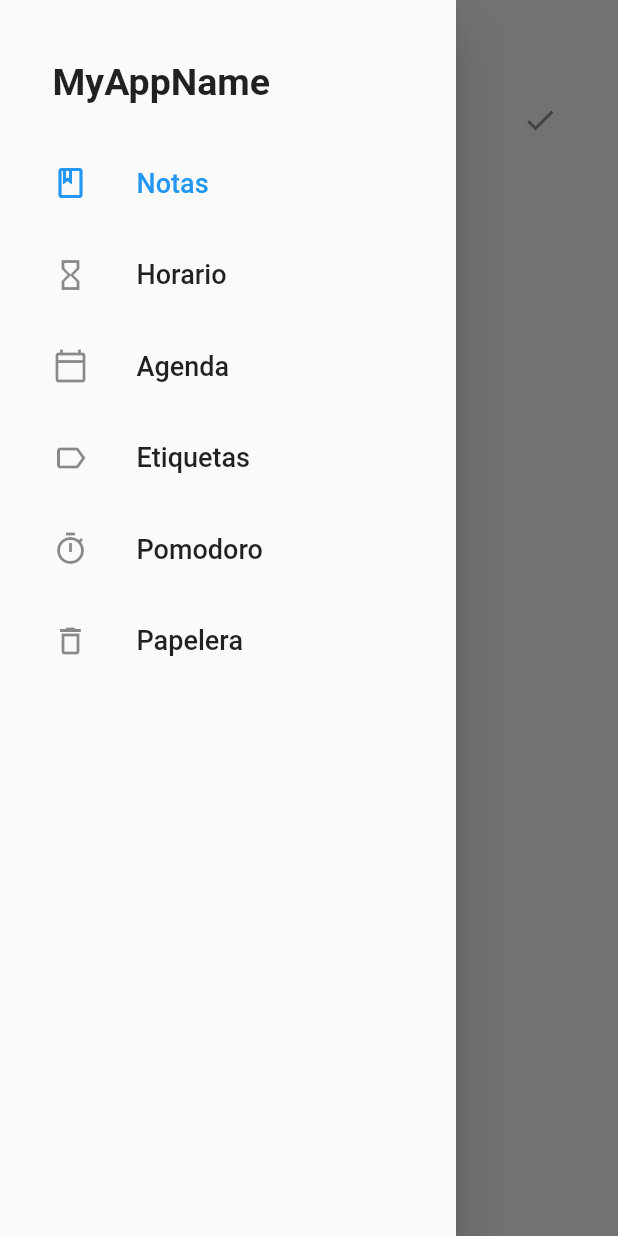
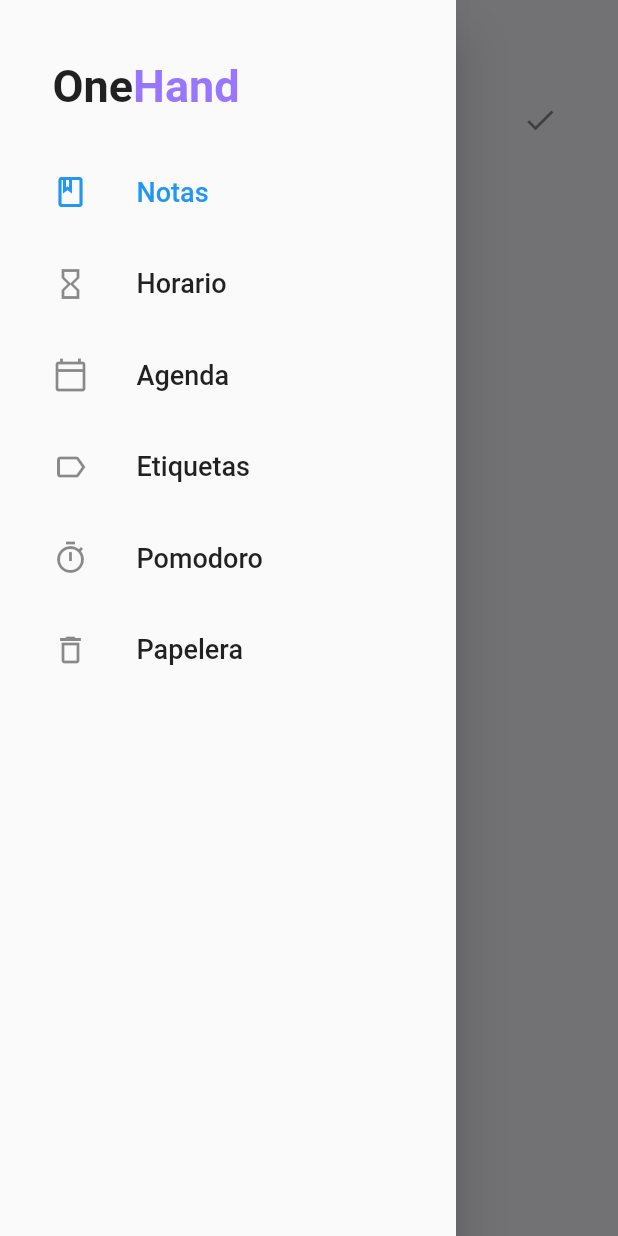
Before and after one commit to migue3210/tb_jam, a Flutter app: the LabelsScreen screen opened directly, with the side drawer open, on a phone screen of 412 x 824 dp. Run offline on Flutter 3.47's test engine with Material 2 defaults, Android fonts, the light colour scheme and no system bars; our stand-ins replace calendar_timeline, cloud_firestore, firebase_auth, firebase_core, google_fonts, google_sign_in; accounts and stored records are empty.

Commit message:
update primary color

```diff
--- a/lib/configurations/constants.dart
+++ b/lib/configurations/constants.dart
@@ -13,3 +13,5 @@
     return child;
   }
 }
+
+const kPrimaryColor = Color(0xff9976ff);
--- a/lib/drawer/drawer.dart
+++ b/lib/drawer/drawer.dart
@@ -1,5 +1,6 @@
 import 'package:flutter/material.dart';
 import 'package:google_fonts/google_fonts.dart';
+import 'package:tb_jam/configurations/constants.dart';
 import 'package:tb_jam/screens/deletedTask/deleted_task.dart';
 import 'package:tb_jam/screens/labels/labels_screen.dart';
 import 'package:tb_jam/screens/notes/notes_screen.dart';
@@ -43,11 +44,20 @@
           child: Column(
             crossAxisAlignment: CrossAxisAlignment.start,
             children: [
-              Text(
-                'MyAppName',
-                style: GoogleFonts.roboto(
-                    fontSize: 25, fontWeight: FontWeight.bold),
-              ),
+              Row(children: [
+                Text(
+                  'One',
+                  style: GoogleFonts.roboto(
+                      fontSize: 30, fontWeight: FontWeight.bold),
+                ),
+                Text(
+                  'Hand',
+                  style: GoogleFonts.roboto(
+                      fontSize: 30,
+                      fontWeight: FontWeight.bold,
+                      color: kPrimaryColor),
+                ),
+              ]),
               const SizedBox(height: 25),
               ListView.separated(
                 shrinkWrap: true,
@@ -60,7 +70,10 @@
                   return ListTile(
                     contentPadding: const EdgeInsets.all(0),
                     selected: _currentSelected == index ? true : false,
-                    title: Text(view.title),
+                    title: Text(
+                      view.title,
+                      style: GoogleFonts.roboto(fontWeight: FontWeight.w500),
+                    ),
                     leading: Icon(view.icon),
                     onTap: () {
                       Navigator.push(
--- a/lib/main.dart
+++ b/lib/main.dart
@@ -18,7 +18,7 @@
       onTap: () => FocusManager.instance.primaryFocus?.unfocus(),
       child: MaterialApp(
         debugShowCheckedModeBanner: false,
-        title: 'T&B JAM',
+        title: 'One Hand App',
         theme: theme(context),
         localizationsDelegates: const [
           GlobalMaterialLocalizations.delegate,
--- a/lib/screens/labels/components/body.dart
+++ b/lib/screens/labels/components/body.dart
@@ -1,4 +1,5 @@
 import 'package:cloud_firestore/cloud_firestore.dart';
+import 'package:firebase_auth/firebase_auth.dart';
 import 'package:flutter/material.dart';
 import 'package:tb_jam/configurations/constants.dart';
 
@@ -16,11 +17,17 @@
 
 class _BodyState extends State<Body> {
   TextEditingController label = TextEditingController();
-  CollectionReference ref = FirebaseFirestore.instance.collection('labels');
-  List listOfLabels = <Widget>[];
-  List controllers = <TextEditingController>[];
+  TextEditingController editLabel = TextEditingController();
+  CollectionReference ref = FirebaseFirestore.instance
+      .collection('users')
+      .doc((FirebaseAuth.instance.currentUser!).uid)
+      .collection('labels');
+  // List listOfLabels = <Widget>[];
+  // List controllers = <TextEditingController>[];
 
   final GlobalKey<FormState> _formKey = GlobalKey<FormState>();
+
+  bool isEditing = false;
 
   @override
   Widget build(BuildContext context) {
@@ -42,19 +49,18 @@
                   }
                 },
                 icon: IconButton(
-                    onPressed: addDataToDB, icon: const Icon(Icons.check)),
+                    focusColor: kPrimaryColor,
+                    onPressed: () {
+                      addDataToDB();
+                      label.clear();
+                    },
+                    icon: const Icon(
+                      Icons.check,
+                    )),
               ),
               StreamBuilder(
                 stream: ref.orderBy('createdAt', descending: true).snapshots(),
                 builder: (context, AsyncSnapshot<QuerySnapshot> snapshot) {
-                  @override
-                  void initState() {
-                    label = TextEditingController(
-                        text: widget.docToEdit!.get('title'));
-
-                    super.initState();
-                  }
-
                   if (snapshot.hasError) {
                     return const Center(child: Text('Algo ha salido mal'));
                   } else if (snapshot.connectionState ==
@@ -80,13 +86,27 @@
                           //     color: Colors.blue,
                           //   ),
                           // ),
-                          Text(data.docs[index]['label']),
+                          isEditing == false
+                              ? Text(data.docs[index]['label'])
+                              : Flexible(
+                                  child: CustomTextFormField(
+                                    controller: editLabel,
+                                  ),
+                                ),
                           const Spacer(),
+
                           IconButton(
-                            onPressed: () {},
-                            icon: const Icon(
-                              Icons.edit,
-                              color: Colors.blue,
+                            onPressed: () {
+                              // setState(() {
+                              //   isEditing = !isEditing;
+                              // });
+                              // if (isEditing == true) {
+                              //   editDataToDB(data, index);
+                              // }
+                            },
+                            icon: Icon(
+                              isEditing == false ? Icons.edit : Icons.check,
+                              color: kPrimaryColor,
                             ),
                           ),
                         ],
@@ -107,6 +127,12 @@
       'label': label.text,
       'createdAt': DateTime.now(),
       // 'isDeleted': false,
+    });
+  }
+
+  void editDataToDB(QuerySnapshot<Object?> data, int index) {
+    data.docs[index].reference.update({
+      'label': editLabel.text,
     });
   }
 }
--- a/lib/screens/labels/labels_screen.dart
+++ b/lib/screens/labels/labels_screen.dart
@@ -1,4 +1,5 @@
 import 'package:flutter/material.dart';
+import 'package:google_fonts/google_fonts.dart';
 import 'package:tb_jam/drawer/drawer.dart';
 
 import 'components/body.dart';
@@ -11,7 +12,10 @@
     return Scaffold(
       drawer: const DrawerMenu(),
       appBar: AppBar(
-        title: const Text('Etiquetas'),
+        title: Text(
+          'Etiquetas',
+          style: GoogleFonts.roboto(fontWeight: FontWeight.bold),
+        ),
         centerTitle: true,
       ),
       body: const Body(),
--- a/lib/screens/notes/components/body.dart
+++ b/lib/screens/notes/components/body.dart
@@ -1,4 +1,5 @@
 import 'package:cloud_firestore/cloud_firestore.dart';
+import 'package:firebase_auth/firebase_auth.dart';
 import 'package:flutter/material.dart';
 import 'package:intl/intl.dart';
 import 'package:tb_jam/configurations/constants.dart';
@@ -12,7 +13,10 @@
 }
 
 class _BodyState extends State<Body> {
-  final ref = FirebaseFirestore.instance.collection('notes');
+  final ref = FirebaseFirestore.instance
+      .collection('users')
+      .doc((FirebaseAuth.instance.currentUser!).uid)
+      .collection('notes');
 
   @override
   Widget build(BuildContext context) {
--- a/lib/screens/pomodoro/components/body.dart
+++ b/lib/screens/pomodoro/components/body.dart
@@ -3,6 +3,7 @@
 import 'package:flutter/material.dart';
 import 'package:google_fonts/google_fonts.dart';
 import 'package:intl/intl.dart';
+import 'package:tb_jam/configurations/constants.dart';
 
 class Body extends StatefulWidget {
   const Body({Key? key}) : super(key: key);
@@ -67,6 +68,7 @@
           ),
           wasStarted == false
               ? ElevatedButton(
+                  style: ElevatedButton.styleFrom(primary: kPrimaryColor),
                   onPressed: () {
                     _startTimer();
                     setState(() {
@@ -76,6 +78,7 @@
                   child: const Text('Start'),
                 )
               : ElevatedButton(
+                  style: ElevatedButton.styleFrom(primary: kPrimaryColor),
                   onPressed: () {
                     _stopTimer();
                     setState(() {
--- a/lib/screens/pomodoro/pomodoro_screen.dart
+++ b/lib/screens/pomodoro/pomodoro_screen.dart
@@ -1,4 +1,5 @@
 import 'package:flutter/material.dart';
+import 'package:google_fonts/google_fonts.dart';
 import 'package:tb_jam/drawer/drawer.dart';
 
 import 'components/body.dart';
@@ -11,7 +12,10 @@
     return Scaffold(
       drawer: const DrawerMenu(),
       appBar: AppBar(
-        title: const Text('Pomodoro'),
+        title: Text(
+          'Pomodoro',
+          style: GoogleFonts.roboto(fontWeight: FontWeight.bold),
+        ),
         centerTitle: true,
       ),
       body: const Body(),
--- a/lib/screens/schedule/components/body.dart
+++ b/lib/screens/schedule/components/body.dart
@@ -1,4 +1,5 @@
 import 'package:cloud_firestore/cloud_firestore.dart';
+import 'package:firebase_auth/firebase_auth.dart';
 import 'package:flutter/material.dart';
 import 'package:calendar_timeline/calendar_timeline.dart';
 import 'package:intl/intl.dart';
@@ -22,7 +23,10 @@
   void Function(DateTime? value) get methodSelectData =>
       widget.methodSelectData;
 
-  final ref = FirebaseFirestore.instance.collection('notes');
+  final ref = FirebaseFirestore.instance
+      .collection('users')
+      .doc((FirebaseAuth.instance.currentUser!).uid)
+      .collection('notes');
 
   @override
   Widget build(BuildContext context) {
@@ -158,7 +162,7 @@
             dayColor: Colors.teal[200],
             dayNameColor: Colors.white,
             activeDayColor: Colors.white,
-            activeBackgroundDayColor: Colors.redAccent[100],
+            activeBackgroundDayColor: kPrimaryColor,
             dotsColor: const Color(0xFF333A47),
           ),
           const SizedBox(height: 25)
--- a/lib/screens/schedule/schedule_screen.dart
+++ b/lib/screens/schedule/schedule_screen.dart
@@ -1,4 +1,5 @@
 import 'package:flutter/material.dart';
+import 'package:google_fonts/google_fonts.dart';
 import 'package:intl/intl.dart';
 import 'package:tb_jam/configurations/constants.dart';
 import 'package:tb_jam/drawer/drawer.dart';
@@ -35,7 +36,7 @@
           );
         },
         child: const Icon(Icons.add),
-        backgroundColor: Colors.redAccent[100],
+        backgroundColor: kPrimaryColor,
       ),
     );
   }
@@ -47,7 +48,7 @@
       centerTitle: true,
       title: Text(
         DateFormat.MMMM("es").format(selectedDate).capitalizeIt(),
-        style: const TextStyle(color: Colors.black),
+        style: GoogleFonts.roboto(fontWeight: FontWeight.bold),
       ),
       actions: [
         IconButton(
--- a/lib/screens/tasks/editTask/components/body.dart
+++ b/lib/screens/tasks/editTask/components/body.dart
@@ -77,7 +77,7 @@
                   hintStyle: const TextStyle(fontWeight: FontWeight.w600),
                   suffixIcon: const Icon(
                     Icons.edit,
-                    color: Colors.blue,
+                    color: kPrimaryColor,
                   ),
                 ),
               ),
--- a/lib/screens/tasks/editTask/edit_task.dart
+++ b/lib/screens/tasks/editTask/edit_task.dart
@@ -1,4 +1,5 @@
 import 'package:cloud_firestore/cloud_firestore.dart';
+import 'package:firebase_auth/firebase_auth.dart';
 import 'package:flutter/material.dart';
 
 import 'components/body.dart';
@@ -15,7 +16,10 @@
 class _EditTaskState extends State<EditTask> {
   TextEditingController title = TextEditingController();
   TextEditingController description = TextEditingController();
-  CollectionReference ref = FirebaseFirestore.instance.collection('notes');
+  CollectionReference ref = FirebaseFirestore.instance
+      .collection('users')
+      .doc((FirebaseAuth.instance.currentUser!).uid)
+      .collection('notes');
   DateTime selectedDate = DateTime.now();
   List listOfFields = <Widget>[];
   List controllers = <TextEditingController>[];
--- a/lib/screens/timetable/timable_screen.dart
+++ b/lib/screens/timetable/timable_screen.dart
@@ -1,4 +1,5 @@
 import 'package:flutter/material.dart';
+import 'package:google_fonts/google_fonts.dart';
 import 'package:tb_jam/drawer/drawer.dart';
 
 import 'components/body.dart';
@@ -10,7 +11,10 @@
   Widget build(BuildContext context) {
     return Scaffold(
       appBar: AppBar(
-        title: const Text('Horario'),
+        title: Text(
+          'Horario',
+          style: GoogleFonts.roboto(fontWeight: FontWeight.bold),
+        ),
         centerTitle: true,
       ),
       drawer: const DrawerMenu(),
```
Also changed, not shown: lib/screens/deletedTask/deleted_task.dart (+13 -3 lines), lib/screens/login/login_sreen.dart (+5 -3 lines), lib/screens/notes/notes_screen.dart (+7 -2 lines), lib/screens/tasks/addTask/add_task.dart (+12 -1 lines), lib/screens/tasks/addTask/components/body.dart (+10 -18 lines), pubspec.lock, 3 other files.
